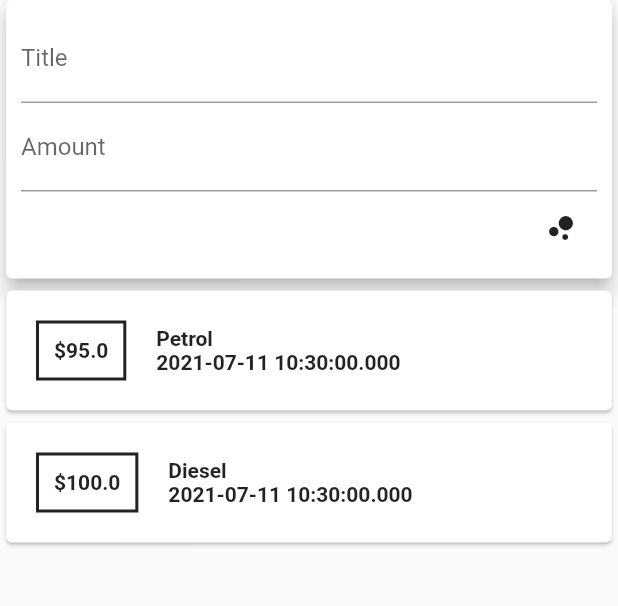
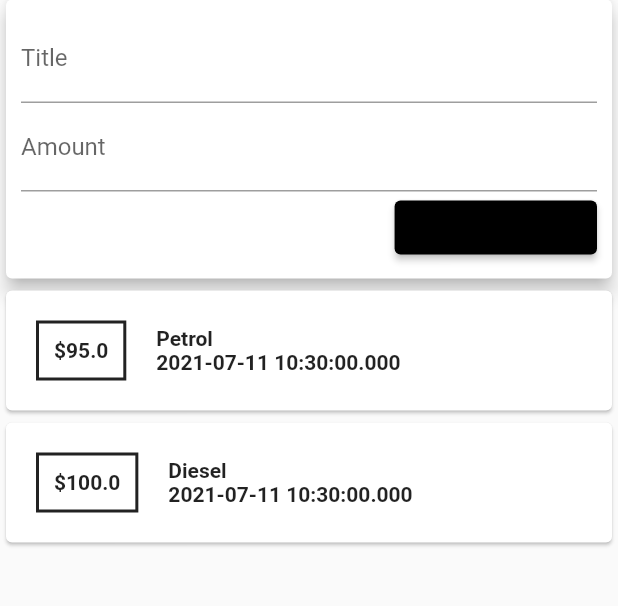
Before and after one commit to lakshayraturi/personal-expenses, a Flutter app: the screen it shows after launch, on a phone screen of 412 x 824 dp, the part 152-758 px from its top. Run offline on Flutter 3.47's test engine with Material 2 defaults, Android fonts, the phone set to English and light mode, and no system bars.

Commit message:
Modified IO widgets

```diff
--- a/lib/widgets/new_transaction.dart
+++ b/lib/widgets/new_transaction.dart
@@ -1,17 +1,17 @@
 import 'package:flutter/material.dart';
 
 class NewTransaction extends StatelessWidget {
+  final Function addText;
   final titleController = TextEditingController();
   final amountController = TextEditingController();
+  NewTransaction(this.addText);
   @override
   Widget build(BuildContext context) {
     return Card(
       elevation: 5,
       child: Container(
         padding: EdgeInsets.all(10),
-        child: Column(
-          crossAxisAlignment: CrossAxisAlignment.end,
-          children: [
+        child: Column(crossAxisAlignment: CrossAxisAlignment.end, children: [
           TextField(
             decoration: InputDecoration(labelText: 'Title'),
             controller: titleController,
@@ -20,17 +20,23 @@ class NewTransaction extends StatelessWidget {
             decoration: InputDecoration(labelText: 'Amount'),
             controller: amountController,
           ),
-            IconButton(
+          ElevatedButton(
             onPressed: () {
-                print(titleController.text);
+              addText(
+                titleController.text,
+                double.parse(amountController.text),
+              );
             },
-              icon: Icon(Icons.bubble_chart),
-              hoverColor: Colors.blue,
-              splashRadius: 25,
-              splashColor: Colors.yellow,
+            style: ButtonStyle(
+              backgroundColor: MaterialStateProperty.all(Colors.black),
             ),
-          ],
+            child: Text(
+              'Add Transaction',
+              style:
+                  TextStyle(color: Colors.black, fontWeight: FontWeight.bold),
             ),
+          ),
+        ]),
       ),
     );
   }
--- a/lib/widgets/user_transaction.dart
+++ b/lib/widgets/user_transaction.dart
@@ -22,16 +22,19 @@ class _UserTransactionState extends State<UserTransaction> {
         amount: textAmount,
         date: DateTime.now(),
         id: DateTime.now().toString());
+
+    setState(() {
+      _userTransaction.add(newText);
+    });
   }
-
-  setState((){
-    _userTransaction.add(newText);
-  });
 
   @override
   Widget build(BuildContext context) {
     return Column(
-      children: [NewTransaction(), TransactionList(_userTransaction)],
+      children: [
+        NewTransaction(_addNewTransaction),
+        TransactionList(_userTransaction)
+      ],
     );
   }
 }
```
Lines whose indentation alone changed are shown as unchanged.
